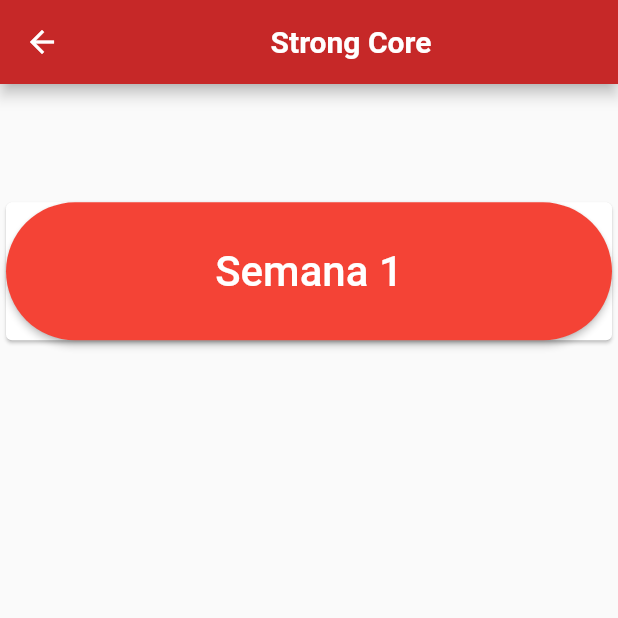
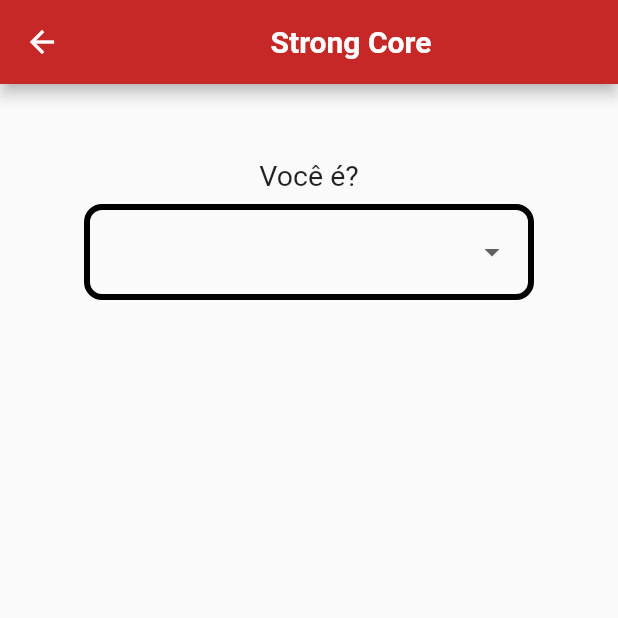
Before and after one commit to lucasjose256/Strong_CoreV1, a Flutter app: the screen it shows after launch, after a tap on "Entrar", on a phone screen of 412 x 824 dp, the top half of it. Run offline on Flutter 3.47's test engine with Material 2 defaults, Android fonts, the phone set to English and light mode, and no system bars; our stand-ins replace firebase_auth, firebase_core, google_sign_in; missing offline and left inert: dart:ffi, firebase_auth_web, firebase_core_web, google_sign_in_web; accounts and stored records are empty; Roboto replaces fonts that are missing (Comfortaa).

Commit message:
questions

```diff
--- /dev/null
+++ b/lib/API/generated_plugin_registrant.dart
@@ -0,0 +1,20 @@
+//
+// Generated file. Do not edit.
+//
+
+// ignore_for_file: directives_ordering
+// ignore_for_file: lines_longer_than_80_chars
+
+import 'package:firebase_auth_web/firebase_auth_web.dart';
+import 'package:firebase_core_web/firebase_core_web.dart';
+import 'package:google_sign_in_web/google_sign_in_web.dart';
+
+import 'package:flutter_web_plugins/flutter_web_plugins.dart';
+
+// ignore: public_member_api_docs
+void registerPlugins(Registrar registrar) {
+  FirebaseAuthWeb.registerWith(registrar);
+  FirebaseCoreWeb.registerWith(registrar);
+  GoogleSignInPlugin.registerWith(registrar);
+  registrar.registerMessageHandler();
+}
--- a/lib/google_sign_in.dart
+++ b/lib/API/google_sign_in.dart
@@ -2,7 +2,7 @@ import 'package:firebase_auth/firebase_auth.dart';
 import 'package:flutter/material.dart';
 import 'package:firebase_core/firebase_core.dart';
 import 'package:google_sign_in/google_sign_in.dart';
-import 'package:strong_core/sign_up_widget.dart';
+import 'package:strong_core/SCREENS/sign_up_widget.dart';
 
 class GoogleSignInProvider extends ChangeNotifier {
   final google = GoogleSignIn();
--- /dev/null
+++ b/lib/SCREENS/questions.dart
@@ -0,0 +1,78 @@
+import 'package:flutter/material.dart';
+
+class Question extends StatefulWidget {
+  Question({Key? key}) : super(key: key);
+
+  @override
+  State<Question> createState() => _QuestionState();
+}
+
+class _QuestionState extends State<Question> {
+  final items1 = ['Bombeiro Militar', 'Policial Militar'];
+  String? answer1;
+
+  @override
+  Widget build(BuildContext context) {
+    return Scaffold(
+      //backgroundColor: Colors.grey,
+      appBar: AppBar(
+        centerTitle: true,
+        backgroundColor: Colors.red[800],
+        title: const Center(
+          child: Text('Strong Core',
+              style: TextStyle(
+                  fontSize: 20,
+                  fontWeight: FontWeight.w600,
+                  fontFamily: 'Comfortaa')),
+        ),
+      ),
+      body: ListView(
+        children: [
+          const SizedBox(
+            height: 50,
+          ),
+          const Text(
+            'Você é?',
+            style: TextStyle(
+              fontFamily: 'Comfortaa',
+              fontSize: 19,
+            ),
+            textAlign: TextAlign.center,
+          ),
+          const SizedBox(
+            height: 8,
+          ),
+          Center(
+            child: Container(
+              padding: EdgeInsets.symmetric(horizontal: 12, vertical: 4),
+              width: 300,
+              decoration: BoxDecoration(
+                  borderRadius: BorderRadius.circular(12),
+                  border: Border.all(color: Colors.black, width: 4)),
+              child: DropdownButtonHideUnderline(
+                child: DropdownButton<String>(
+                  focusColor: Colors.red,
+                  isExpanded: true,
+                  dropdownColor: Colors.red[200],
+                  value: answer1,
+                  items: items1.map(buildMenuItem).toList(),
+                  onChanged: (value) => setState(() {
+                    this.answer1 = value;
+                  }),
+                ),
+              ),
+            ),
+          )
+        ],
+      ),
+    );
+  }
+}
+
+DropdownMenuItem<String> buildMenuItem(String item) => DropdownMenuItem(
+      value: item,
+      child: Text(
+        item,
+        style: const TextStyle(fontSize: 17),
+      ),
+    );
--- a/lib/ui_singIn.dart
+++ b/lib/SCREENS/ui_singIn.dart
@@ -2,9 +2,9 @@
 
 import 'package:flutter/material.dart';
 import 'package:provider/provider.dart';
-import 'package:strong_core/splash_page.dart';
+import 'package:strong_core/SCREENS/splash_page.dart';
 
-import 'google_sign_in.dart';
+import '../API/google_sign_in.dart';
 
 class UISingIn extends StatelessWidget {
   const UISingIn({Key? key}) : super(key: key);
--- a/lib/main.dart
+++ b/lib/main.dart
@@ -6,11 +6,12 @@ import 'package:firebase_auth/firebase_auth.dart';
 import 'package:flutter/material.dart';
 import 'package:firebase_core/firebase_core.dart';
 import 'package:provider/provider.dart';
-import 'package:strong_core/screen_semanas.dart';
-import 'package:strong_core/sign_up_widget.dart';
-import 'package:strong_core/splash_page.dart';
+import 'package:strong_core/SCREENS/questions.dart';
+import 'package:strong_core/SCREENS/screen_semanas.dart';
+import 'package:strong_core/SCREENS/sign_up_widget.dart';
+import 'package:strong_core/SCREENS/splash_page.dart';
 
-import 'google_sign_in.dart';
+import 'API/google_sign_in.dart';
 
 Future main() async {
   WidgetsFlutterBinding.ensureInitialized();
@@ -51,11 +52,7 @@ class MyHomePage extends StatelessWidget {
         //backgroundColor: Color.fromRGBO(254, 159, 103, 1),
         appBar: AppBar(
           // foregroundColor: Colors.orange,
-          shape: RoundedRectangleBorder(
-            borderRadius: BorderRadius.only(
-                bottomLeft: Radius.circular(20),
-                bottomRight: Radius.circular(20)),
-          ),
+
           backgroundColor: Colors.red[800],
           title: Center(
             child: Text('Strong Core',
@@ -174,7 +171,9 @@ class MyHomePage extends StatelessWidget {
                     ),
                     onPressed: () {
                       Navigator.of(context).push(
-                        MaterialPageRoute(builder: (constect) => Semanas()),
+                        MaterialPageRoute(
+                            builder: (constect) => Question(),
+                            settings: RouteSettings()),
                       );
                     },
                   ),
--- a/pubspec.yaml
+++ b/pubspec.yaml
@@ -44,7 +44,7 @@ dependencies:
   font_awesome_flutter: ^9.0.0
 
   provider: ^5.0.0
-  flutter_native_splash: ^1.2.0
+  flutter_native_splash: ^1.2.1
   flutter_launcher_icons: ^0.9.1
 
 flutter_native_splash:
```
Also changed, not shown: lib/SCREENS/screen_semanas.dart (renamed from lib/screen_semanas.dart), lib/SCREENS/sign_up_widget.dart (renamed from lib/sign_up_widget.dart), lib/SCREENS/splash_page.dart (renamed from lib/splash_page.dart).
